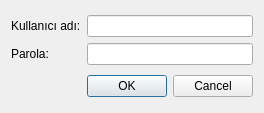
This is ui/configwindow.ui in jnmbk/kotaci as Qt 5 draws it before an edit. The edited form follows.
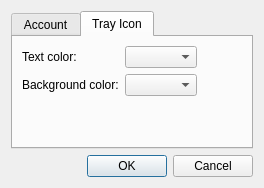
This is the edited form. The open tabs and pages were chosen to show the change. Icons and pictures are not drawn.

Diff of the .ui file:
```diff
--- a/ui/configwindow.ui
+++ b/ui/configwindow.ui
@@ -6,7 +6,7 @@
     <x>0</x>
     <y>0</y>
     <width>264</width>
-    <height>113</height>
+    <height>188</height>
    </rect>
   </property>
   <property name="sizePolicy" >
@@ -23,26 +23,36 @@
   </property>
   <layout class="QGridLayout" >
    <item row="0" column="0" >
+    <widget class="QTabWidget" name="tabWidget" >
+     <property name="currentIndex" >
+      <number>0</number>
+     </property>
+     <widget class="QWidget" name="tab" >
+      <attribute name="title" >
+       <string>Account</string>
+      </attribute>
+      <layout class="QGridLayout" >
+       <item row="0" column="0" >
     <layout class="QHBoxLayout" >
      <item>
       <layout class="QVBoxLayout" >
        <item>
-        <widget class="QLabel" name="label" >
+            <widget class="QLabel" name="labelUsername" >
          <property name="toolTip" >
           <string>TTnet kullanıcı adınızı girin (sonuna @ttnet koymayın)</string>
          </property>
          <property name="text" >
-          <string>Kullanıcı adı:</string>
+              <string>Username:</string>
          </property>
         </widget>
        </item>
        <item>
-        <widget class="QLabel" name="label_2" >
+            <widget class="QLabel" name="labelPassword" >
          <property name="toolTip" >
           <string>TTnet parolanızı girin</string>
          </property>
          <property name="text" >
-          <string>Parola:</string>
+              <string>Password:</string>
          </property>
         </widget>
        </item>
@@ -51,7 +61,11 @@
      <item>
       <layout class="QVBoxLayout" >
        <item>
-        <widget class="QLineEdit" name="username" />
+            <widget class="QLineEdit" name="username" >
+             <property name="whatsThis" >
+              <string>Enter your TTnet username here.</string>
+             </property>
+            </widget>
        </item>
        <item>
         <widget class="QLineEdit" name="password" >
@@ -63,6 +77,106 @@
       </layout>
      </item>
     </layout>
+       </item>
+       <item row="1" column="0" >
+        <widget class="QCheckBox" name="savePassword" >
+         <property name="whatsThis" >
+          <string>Saves password to configuration file when selected. It may be unsafe to save the password.</string>
+         </property>
+         <property name="text" >
+          <string>Save password</string>
+         </property>
+        </widget>
+       </item>
+       <item row="0" column="1" >
+        <spacer>
+         <property name="orientation" >
+          <enum>Qt::Horizontal</enum>
+         </property>
+         <property name="sizeHint" >
+          <size>
+           <width>40</width>
+           <height>20</height>
+          </size>
+         </property>
+        </spacer>
+       </item>
+      </layout>
+     </widget>
+     <widget class="QWidget" name="tab_2" >
+      <attribute name="title" >
+       <string>Tray Icon</string>
+      </attribute>
+      <layout class="QGridLayout" >
+       <item row="0" column="0" >
+        <layout class="QHBoxLayout" >
+         <item>
+          <layout class="QVBoxLayout" >
+           <item>
+            <widget class="QLabel" name="labelTextColor" >
+             <property name="text" >
+              <string>Text color:</string>
+             </property>
+            </widget>
+           </item>
+           <item>
+            <widget class="QLabel" name="labelBackgroundColor" >
+             <property name="text" >
+              <string>Background color:</string>
+             </property>
+            </widget>
+           </item>
+          </layout>
+         </item>
+         <item>
+          <layout class="QVBoxLayout" >
+           <item>
+            <widget class="QComboBox" name="textColor" >
+             <property name="whatsThis" >
+              <string>Select tray icon text color.</string>
+             </property>
+            </widget>
+           </item>
+           <item>
+            <widget class="QComboBox" name="backgroundColor" >
+             <property name="whatsThis" >
+              <string>Select tray icon background color.</string>
+             </property>
+            </widget>
+           </item>
+          </layout>
+         </item>
+        </layout>
+       </item>
+       <item row="1" column="0" >
+        <spacer>
+         <property name="orientation" >
+          <enum>Qt::Vertical</enum>
+         </property>
+         <property name="sizeHint" >
+          <size>
+           <width>20</width>
+           <height>40</height>
+          </size>
+         </property>
+        </spacer>
+       </item>
+       <item row="0" column="1" >
+        <spacer>
+         <property name="orientation" >
+          <enum>Qt::Horizontal</enum>
+         </property>
+         <property name="sizeHint" >
+          <size>
+           <width>40</width>
+           <height>20</height>
+          </size>
+         </property>
+        </spacer>
+       </item>
+      </layout>
+     </widget>
+    </widget>
    </item>
    <item row="1" column="0" >
     <widget class="QDialogButtonBox" name="buttonBox" >
```
Left out of the diff: 9 changed lines with no effect on the pictures. Lines whose indentation alone changed are shown as unchanged.
